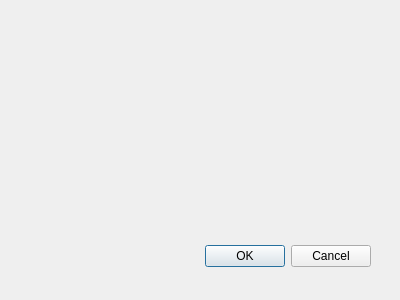
This is plugin/scan_dialog_base.ui in IZSVenezie/VetEpiGIS-Stat as Qt 5 draws it before an edit. The edited form follows.
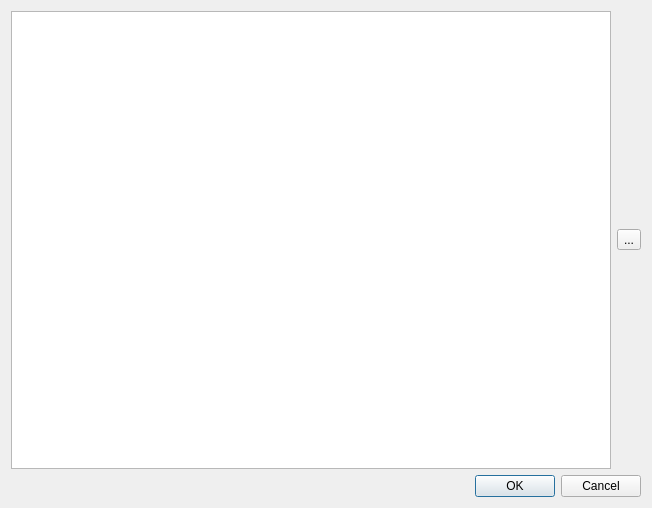
This is the edited form.

What changed in the file:
```diff
--- a/plugin/scan_dialog_base.ui
+++ b/plugin/scan_dialog_base.ui
@@ -3,34 +3,40 @@
  <comment></comment>
  <exportmacro></exportmacro>
  <class>Dialog</class>
- <widget class="QDialog" name="Dialog" >
-  <property name="geometry" >
+ <widget class="QDialog" name="Dialog">
+  <property name="geometry">
    <rect>
     <x>0</x>
     <y>0</y>
-    <width>400</width>
-    <height>300</height>
+    <width>652</width>
+    <height>508</height>
    </rect>
   </property>
   <property name="windowTitle" >
    <string>Dialog</string>
   </property>
-  <widget class="QDialogButtonBox" name="buttonBox" >
-   <property name="geometry" >
-    <rect>
-     <x>30</x>
-     <y>240</y>
-     <width>341</width>
-     <height>32</height>
-    </rect>
-   </property>
-   <property name="orientation" >
-    <enum>Qt::Horizontal</enum>
-   </property>
-   <property name="standardButtons" >
-    <set>QDialogButtonBox::Cancel|QDialogButtonBox::Ok</set>
-   </property>
-  </widget>
+  <layout class="QGridLayout" name="gridLayout">
+   <item row="0" column="0">
+    <widget class="QPlainTextEdit" name="plainTextEdit"/>
+   </item>
+   <item row="0" column="1">
+    <widget class="QToolButton" name="toolButton">
+     <property name="text">
+      <string>...</string>
+     </property>
+    </widget>
+   </item>
+   <item row="1" column="0" colspan="2">
+    <widget class="QDialogButtonBox" name="buttonBox">
+     <property name="orientation">
+      <enum>Qt::Horizontal</enum>
+     </property>
+     <property name="standardButtons">
+      <set>QDialogButtonBox::Cancel|QDialogButtonBox::Ok</set>
+     </property>
+    </widget>
+   </item>
+  </layout>
  </widget>
  <pixmapfunction></pixmapfunction>
  <resources/>
```
Left out of the diff: 17 changed lines with no effect on the pictures.
